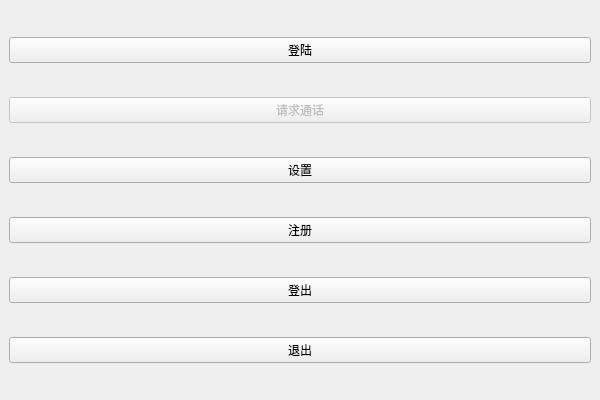
Qt form Client/AmelieChatClient/mainwindow.ui (ImAmelie/AmelieChat) before a commit.
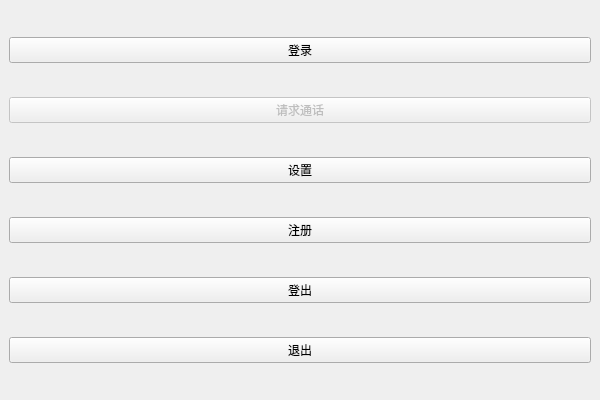
The same form after that commit.

What changed in the file:
```diff
--- a/Client/AmelieChatClient/mainwindow.ui
+++ b/Client/AmelieChatClient/mainwindow.ui
@@ -37,7 +37,7 @@
     <item row="0" column="0">
      <widget class="QPushButton" name="loginPushButton">
       <property name="text">
-       <string>登陆</string>
+       <string>登录</string>
       </property>
      </widget>
     </item>
```
